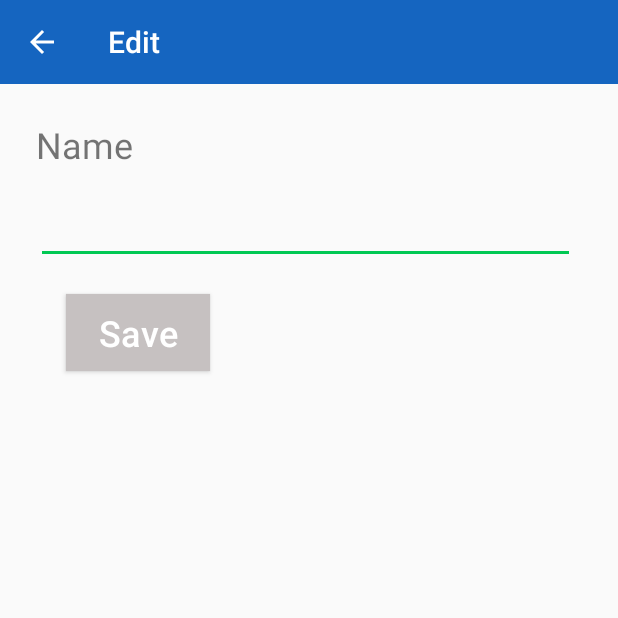
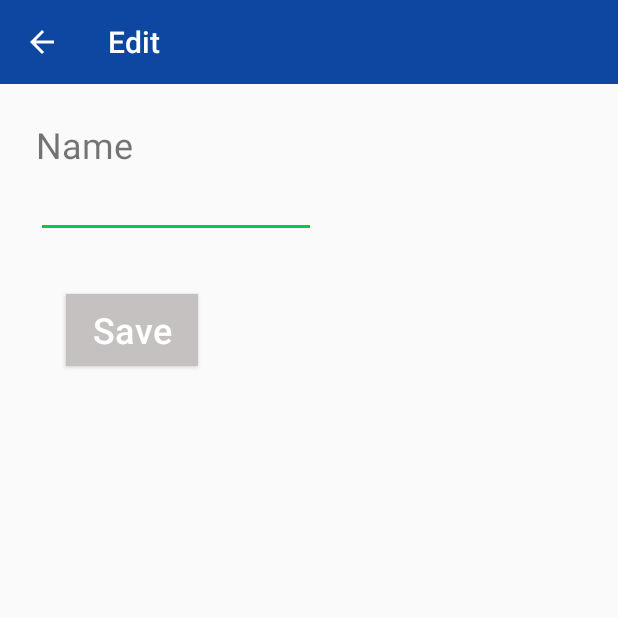
Before and after one commit to ACimensel/Practical-Parent, an Android app: the ChildrenActivity screen opened directly, with no data from a screen before it, after a tap on "Add", on a phone screen of 412 x 824 dp, the top half of it. Run offline under Robolectric (Android 15) with nearby library versions, the phone set to English and light mode, and no system bars.

Commit message:
modified the code according to Ethan and Artun's suggestions.

```diff
--- a/app/src/main/AndroidManifest.xml
+++ b/app/src/main/AndroidManifest.xml
@@ -9,7 +9,9 @@
         android:roundIcon="@mipmap/ic_launcher_round"
         android:supportsRtl="false"
         android:theme="@style/AppTheme">
-        <activity android:name=".ChildEditActivity"></activity>
+        <activity
+            android:name=".ChildEditActivity"
+            android:screenOrientation="portrait" />
         <activity
             android:name=".AboutActivity"
             android:screenOrientation="portrait" />
--- a/app/src/main/java/ca/cmpt276/flame/ChildEditActivity.java
+++ b/app/src/main/java/ca/cmpt276/flame/ChildEditActivity.java
@@ -11,88 +11,77 @@ import android.view.View;
 import android.widget.Button;
 import android.widget.EditText;
 
-import java.util.UUID;
 
 import ca.cmpt276.flame.model.Child;
 import ca.cmpt276.flame.model.ChildrenManager;
 
+/**
+ * ChildrenActivity:
+ * Add a new child
+ * Rename an existing child
+ * Delete a child
+ */
 public class ChildEditActivity extends AppCompatActivity {
-    private String new_name;
-    private String old_name;
-    private String uuid_string;
-    private UUID uuid;
-    public static final String UUID = "uuid";
-    public static final String OLD_NAME = "old_name";
-    public static final String NEW_NAME = "new_name";
-    ChildrenManager manager = ChildrenManager.getInstance();
+    private static Child clickedChild;
+    private String newName;
+    ChildrenManager childManager = ChildrenManager.getInstance();
 
     @Override
     protected void onCreate(Bundle savedInstanceState) {
         super.onCreate(savedInstanceState);
         setContentView(R.layout.activity_child_edit);
         setupToolbar();
-        extractDataFromIntent();
 
-        //Different setting when clicked Add/Edit Button
-        if (old_name.equals("only_for_add")) {
-            setupSaveForAddButton();
-            invisibleDeleteButton();
+        if (clickedChild == null) {
+            setupSaveButton();
+            hideDeleteButton();
         } else {
             setupSaveButton();
             setupDeleteButton();
         }
     }
 
-    private void invisibleDeleteButton() {
-        Button btn = (Button) findViewById(R.id.button_delete);
+    protected static Intent makeIntent(Context context, Child child) {
+        clickedChild = child;
+        Intent intent = new Intent(context, ChildEditActivity.class);
+        return intent;
+    }
+
+    private void hideDeleteButton() {
+        Button btn = findViewById(R.id.button_delete);
         btn.setVisibility(View.GONE);
     }
 
     private void setupDeleteButton() {
-        Button btn = (Button) findViewById(R.id.button_delete);
+        Button btn = findViewById(R.id.button_delete);
         btn.setVisibility(View.VISIBLE);
-        btn.setOnClickListener(new View.OnClickListener() {
-            @Override
-            public void onClick(View v) {
-                Intent intent = new Intent();
-                //passing uuid for deleting
-                intent.putExtra(UUID, uuid_string);
-                setResult(Activity.RESULT_FIRST_USER, intent);
-                finish();
-            }
+        btn.setOnClickListener(v -> {
+            childManager.removeChild(clickedChild.getUuid());
+            setResult(Activity.RESULT_OK);
+            finish();
         });
     }
 
-    private void setupSaveForAddButton() {
-        Button btn = (Button) findViewById(R.id.button_save);
-        btn.setOnClickListener(new View.OnClickListener() {
-            @Override
-            public void onClick(View v) {
-                EditText input_name = (EditText) findViewById(R.id.editText_Name);
-                new_name = input_name.getText().toString();
-                Intent intent = new Intent();
-                //passing input name for adding
-                intent.putExtra(NEW_NAME, new_name);
-                setResult(Activity.RESULT_OK, intent);
-                finish();
-            }
-        });
-    }
 
     private void setupSaveButton() {
-        Button btn = (Button) findViewById(R.id.button_save);
-        btn.setOnClickListener(new View.OnClickListener() {
-            @Override
-            public void onClick(View v) {
-                EditText input_name = (EditText) findViewById(R.id.editText_Name);
-                new_name = input_name.getText().toString();
-                Intent intent = new Intent();
+        Button btn = findViewById(R.id.button_save);
+        btn.setOnClickListener(v -> {
+            EditText inputName = findViewById(R.id.editText_Name);
+            newName = inputName.getText().toString();
+            Intent intent = new Intent();
+            //check if the user leaves the name field empty
+            System.out.println(newName);
+            if (newName.equals("")) {
+                setResult(Activity.RESULT_CANCELED);
+            } else if (clickedChild != null) {
                 //passing uuid and new name for renaming
-                intent.putExtra(NEW_NAME, new_name);
-                intent.putExtra(UUID, uuid_string);
-                setResult(Activity.RESULT_OK, intent);
-                finish();
+                childManager.renameChild(clickedChild.getUuid(), newName);
+            } else {
+                //passing new name for add child
+                childManager.addChild(new Child(newName));
             }
+            setResult(Activity.RESULT_OK);
+            finish();
         });
     }
 
@@ -103,18 +92,4 @@ public class ChildEditActivity extends AppCompatActivity {
         toolbar.setNavigationOnClickListener(view -> onBackPressed());
     }
 
-    protected static Intent makeIntent(Context context, Child child) {
-        Intent intent = new Intent(context, ChildEditActivity.class);
-        intent.putExtra(UUID, child.getUuid().toString());
-        intent.putExtra(OLD_NAME, child.getName());
-        return intent;
-    }
-
-    // get extra data
-    private void extractDataFromIntent() {
-        Intent intent = getIntent();
-        uuid_string = intent.getStringExtra(UUID);
-        old_name = intent.getStringExtra(OLD_NAME);
-        uuid = uuid.fromString(uuid_string);
-    }
 }
--- a/app/src/main/java/ca/cmpt276/flame/ChildrenActivity.java
+++ b/app/src/main/java/ca/cmpt276/flame/ChildrenActivity.java
@@ -7,32 +7,24 @@ import androidx.appcompat.widget.Toolbar;
 import android.app.Activity;
 import android.content.Context;
 import android.content.Intent;
-import android.content.SharedPreferences;
 import android.os.Bundle;
 import android.view.Menu;
 import android.view.MenuItem;
-import android.view.View;
-import android.view.ViewGroup;
-import android.widget.AdapterView;
 import android.widget.ArrayAdapter;
 import android.widget.ListView;
-import android.widget.TextView;
 
 import java.util.ArrayList;
-import java.util.List;
-import java.util.UUID;
 
 import ca.cmpt276.flame.model.Child;
 import ca.cmpt276.flame.model.ChildrenManager;
 
 /**
- * ChildrenActivity: TODO add proper comment once activity created
+ * ChildrenActivity: allow users to view a list of children
+ * Users may click 'add' button on the top right to add a new child
+ * Users may click an existing child to rename or delete the child
  */
 public class ChildrenActivity extends AppCompatActivity {
-    private static final int ACTIVITY_RESULT_EDIT = 1;
-    private static final int ACTIVITY_RESULT_ADD = 2;
-
-    private ChildrenManager manager = ChildrenManager.getInstance();
+    private ChildrenManager childManager = ChildrenManager.getInstance();
 
 
     @Override
@@ -41,7 +33,7 @@ public class ChildrenActivity extends AppCompatActivity {
         setContentView(R.layout.activity_children);
         setupToolbar();
         setupChildrenView();
-        ClickCallBack();
+        setupClickCallBack();
     }
 
     //setup menu
@@ -56,7 +48,7 @@ public class ChildrenActivity extends AppCompatActivity {
     public boolean onOptionsItemSelected(@NonNull MenuItem item) {
         switch (item.getItemId()) {
             case R.id.action_add:
-                Intent intent = ChildEditActivity.makeIntent(ChildrenActivity.this, new Child("only_for_add"));
+                Intent intent = ChildEditActivity.makeIntent(ChildrenActivity.this, null);
                 startActivityForResult(intent, 2);
                 return true;
 
@@ -68,7 +60,7 @@ public class ChildrenActivity extends AppCompatActivity {
     private void setupChildrenView() {
         ListView list = (ListView) findViewById(R.id.listView_children);
         ArrayList<Child> children = new ArrayList<Child>();
-        for (Child child : manager) {
+        for (Child child : childManager) {
             children.add(child);
         }
 
@@ -77,25 +69,18 @@ public class ChildrenActivity extends AppCompatActivity {
     }
 
 
-    //setup register click callback for listview
-    private void ClickCallBack() {
+    //setup register click callback for list view
+    private void setupClickCallBack() {
         ListView list = (ListView) findViewById(R.id.listView_children);
-        list.setOnItemClickListener(new AdapterView.OnItemClickListener() {
-            @Override
-            public void onItemClick(AdapterView<?> parent, View view, int position, long id) {
-                {
+        list.setOnItemClickListener((parent, view, position, id) -> {
             ArrayList<Child> children = new ArrayList<Child>();
-                    for (Child child : manager) {
+            for (Child child : childManager) {
                 children.add(child);
             }
             //passing Child information to ChildEditActivity
             Child clickedChild = children.get(position);
-                    String uuid = clickedChild.getUuid().toString();
             Intent intent = ChildEditActivity.makeIntent(ChildrenActivity.this, clickedChild);
-
             startActivityForResult(intent, 1);
-                }
-            }
         });
     }
 
@@ -114,41 +99,9 @@ public class ChildrenActivity extends AppCompatActivity {
     @Override
     public void onActivityResult(int requestCode, int resultCode, Intent data) {
         super.onActivityResult(requestCode, resultCode, data);
-        if (resultCode == Activity.RESULT_CANCELED) {
-            return;
-        }
-        switch (requestCode) {
-            case (ACTIVITY_RESULT_EDIT): {
-                //if resultcode == OK, rename the child
         if (resultCode == Activity.RESULT_OK) {
-                    //get information
-                    String new_name = data.getStringExtra(ChildEditActivity.NEW_NAME);
-                    String uuid_string = data.getStringExtra(ChildEditActivity.UUID);
-                    UUID uuid = UUID.fromString(uuid_string);
-                    manager.renameChild(uuid, new_name);
-                    //update listview
+            //refresh list view
             setupChildrenView();
-                }
-                //if resultcode == First_User, delete teh child
-                if (resultCode == Activity.RESULT_FIRST_USER) {
-                    //get information
-                    String uuid_string = data.getStringExtra(ChildEditActivity.UUID);
-                    UUID uuid = UUID.fromString(uuid_string);
-                    //delete the child
-                    manager.removeChild(uuid);
-                    //update listview
-                    setupChildrenView();
-                }
-                break;
-            }
-            case (ACTIVITY_RESULT_ADD): {
-                //get information
-                String new_name = data.getStringExtra(ChildEditActivity.NEW_NAME);
-                manager.addChild(new Child(new_name));
-                //update listview
-                setupChildrenView();
-                break;
         }
     }
 }
-}
--- a/app/src/main/res/layout/activity_child_edit.xml
+++ b/app/src/main/res/layout/activity_child_edit.xml
@@ -11,8 +11,8 @@
 
     <TextView
         android:id="@+id/textView_edit"
-        android:layout_width="90dp"
-        android:layout_height="38dp"
+        android:layout_width="wrap_content"
+        android:layout_height="wrap_content"
         android:layout_marginStart="24dp"
         android:layout_marginTop="80dp"
         android:text="Name"
@@ -20,7 +20,7 @@
         app:layout_constraintStart_toStartOf="parent"
         app:layout_constraintTop_toTopOf="parent" />
 
-    <androidx.appcompat.widget.Toolbar
+    <include layout="@layout/toolbar"
         android:id="@+id/toolbar_edit"
         android:layout_width="match_parent"
         android:layout_height="wrap_content"
@@ -38,8 +38,8 @@
 
     <EditText
         android:id="@+id/editText_Name"
-        android:layout_width="359dp"
-        android:layout_height="60dp"
+        android:layout_width="wrap_content"
+        android:layout_height="wrap_content"
         android:layout_marginStart="24dp"
         android:layout_marginTop="60dp"
         android:ems="10"
@@ -49,8 +49,8 @@
 
     <Button
         android:id="@+id/button_save"
-        android:layout_width="96dp"
-        android:layout_height="51dp"
+        android:layout_width="wrap_content"
+        android:layout_height="wrap_content"
         android:layout_marginStart="44dp"
         android:layout_marginTop="140dp"
         android:background="#C6C1C1"
@@ -61,8 +61,8 @@
 
     <Button
         android:id="@+id/button_delete"
-        android:layout_width="96dp"
-        android:layout_height="51dp"
+        android:layout_width="wrap_content"
+        android:layout_height="wrap_content"
         android:layout_marginStart="268dp"
         android:layout_marginTop="140dp"
         android:background="#C6C1C1"
```
Lines whose indentation alone changed are shown as unchanged.
